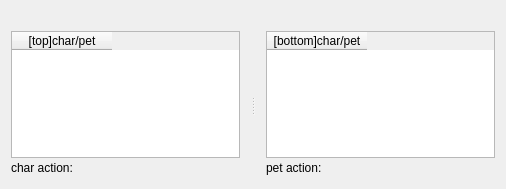
Qt form SaSH/form/battleinfoform.ui (bestkakkoii/SaSH) before a commit.
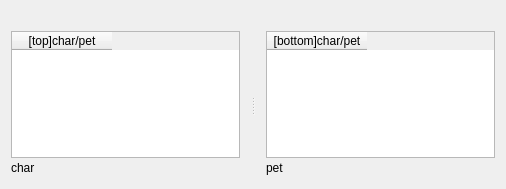
The same form after that commit. Custom widgets are drawn as their Qt base class.

```diff
--- a/SaSH/form/battleinfoform.ui
+++ b/SaSH/form/battleinfoform.ui
@@ -91,18 +91,18 @@
           <widget class="QLabel" name="label_c">
            <property name="minimumSize">
             <size>
-             <width>70</width>
+             <width>0</width>
              <height>20</height>
             </size>
            </property>
            <property name="maximumSize">
             <size>
-             <width>70</width>
+             <width>30</width>
              <height>16777215</height>
             </size>
            </property>
            <property name="text">
-            <string>char action:</string>
+            <string>char</string>
            </property>
           </widget>
          </item>
@@ -161,18 +161,18 @@
           <widget class="QLabel" name="label_p">
            <property name="minimumSize">
             <size>
-             <width>70</width>
+             <width>0</width>
              <height>20</height>
             </size>
            </property>
            <property name="maximumSize">
             <size>
-             <width>70</width>
+             <width>30</width>
              <height>16777215</height>
             </size>
            </property>
            <property name="text">
-            <string>pet action:</string>
+            <string>pet</string>
            </property>
           </widget>
          </item>
```
